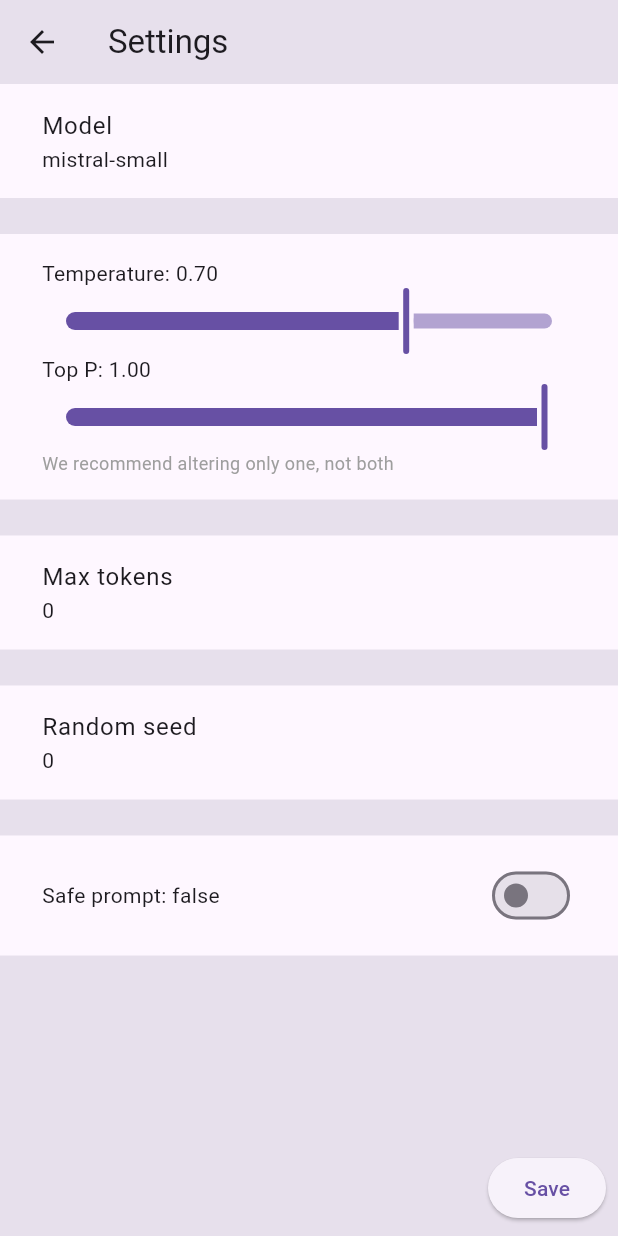
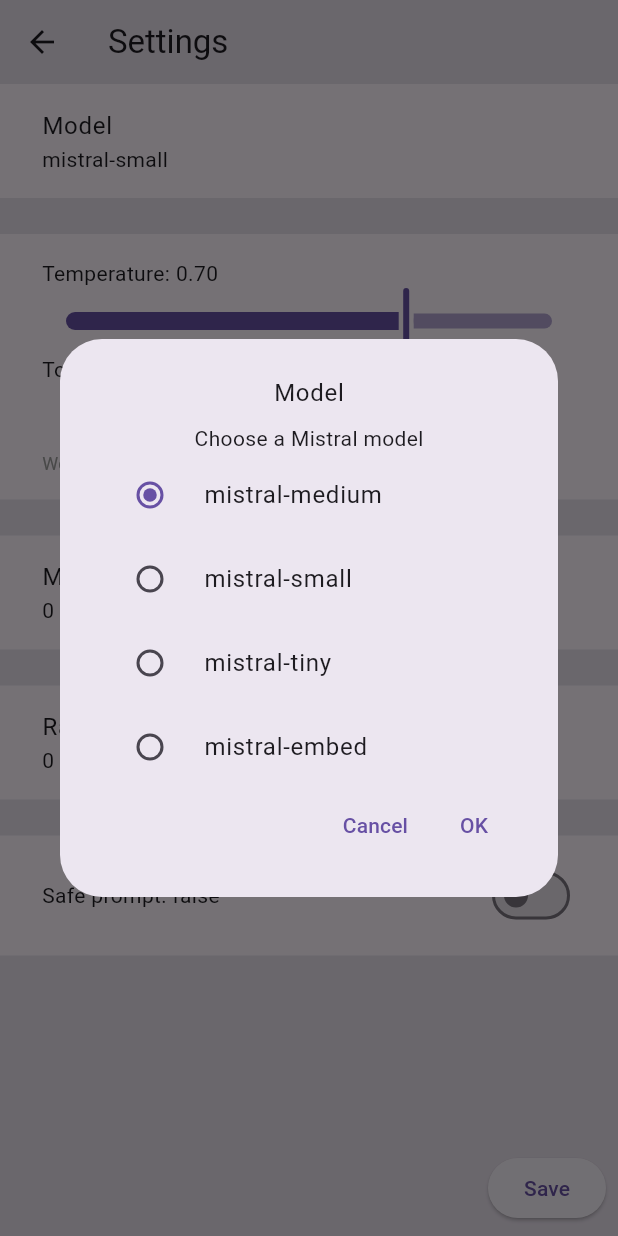
Before and after one commit to nomtek/flutter_ai_examples, a Flutter app: the SettingsWidget screen opened directly with empty values, after a tap on "Model", on a phone screen of 412 x 824 dp. Run offline on Flutter 3.47's test engine with Material 3 defaults, Android fonts, the phone set to English and light mode, and no system bars; our stand-ins replace go_router; missing offline and left inert: langchain, mistralai_client_dart; key blocks and very long unbroken strings in the code were emptied for the run.

Commit message:
DIalog WIP

```diff
--- a/lib/mistral_ai_summary_example/custom_slider.dart
+++ b/lib/mistral_ai_summary_example/custom_slider.dart
@@ -52,7 +52,7 @@ class CustomThumb extends SliderComponentShape {
 
   @override
   Size getPreferredSize(bool isEnabled, bool isDiscrete) {
-    return Size(thumbWidth, thumbHeight);
+    return Size(thumbWidth + space * 2, thumbHeight);
   }
 
   @override
--- /dev/null
+++ b/lib/mistral_ai_summary_example/settings_dialog.dart
@@ -0,0 +1,53 @@
+import 'package:flutter/material.dart';
+
+class SettingsDialog extends StatelessWidget {
+  const SettingsDialog({
+    required this.title,
+    required this.description,
+    required this.child,
+    required this.onSettingChanged,
+    super.key,
+  });
+
+  final String title;
+  final String description;
+  final Widget child;
+  final VoidCallback onSettingChanged;
+
+  @override
+  Widget build(BuildContext context) {
+    return Dialog(
+      child: Padding(
+        padding: const EdgeInsets.all(24),
+        child: Column(
+          mainAxisSize: MainAxisSize.min,
+          children: [
+            Text(
+              title,
+              style: Theme.of(context).textTheme.bodyLarge,
+            ),
+            const SizedBox(height: 8),
+            Text(
+              description,
+              style: Theme.of(context).textTheme.bodyMedium,
+            ),
+            child,
+            Row(
+              mainAxisAlignment: MainAxisAlignment.end,
+              children: [
+                TextButton(
+                  onPressed: onSettingChanged,
+                  child: const Text('Cancel'),
+                ),
+                TextButton(
+                  onPressed: onSettingChanged,
+                  child: const Text('OK'),
+                ),
+              ],
+            ),
+          ],
+        ),
+      ),
+    );
+  }
+}
--- a/lib/mistral_ai_summary_example/summary_settings_page.dart
+++ b/lib/mistral_ai_summary_example/summary_settings_page.dart
@@ -1,6 +1,7 @@
 import 'package:flutter/material.dart';
 import 'package:mistral_ai_chat_example_app/mistral_ai_summary_example/custom_slider.dart';
 import 'package:mistral_ai_chat_example_app/mistral_ai_summary_example/model.dart';
+import 'package:mistral_ai_chat_example_app/mistral_ai_summary_example/settings_dialog.dart';
 
 class SettingsWidget extends StatefulWidget {
   const SettingsWidget({
@@ -94,7 +95,7 @@ class _SettingsWidgetState extends State<SettingsWidget> {
   }
 }
 
-class ModelSettingWidget extends StatelessWidget {
+class ModelSettingWidget extends StatefulWidget {
   const ModelSettingWidget({
     required this.summarySettings,
     super.key,
@@ -103,11 +104,45 @@ class ModelSettingWidget extends StatelessWidget {
   final SummarySettings summarySettings;
 
   @override
+  State<ModelSettingWidget> createState() => _ModelSettingWidgetState();
+}
+
+class _ModelSettingWidgetState extends State<ModelSettingWidget> {
+  final selectedModel = MistralAIModel.mistralMedium;
+
+  @override
   Widget build(BuildContext context) {
     return ClickableSettingsItem(
       settingName: 'Model',
-      settingValue: summarySettings.model.name,
-      onTap: () {},
+      settingValue: widget.summarySettings.model.name,
+      onTap: () {
+        showDialog<void>(
+          context: context,
+          builder: (context) {
+            return SettingsDialog(
+              title: 'Model',
+              description: 'Choose a Mistral model',
+              child: Column(
+                children: MistralAIModel.values
+                    .map(
+                      (model) => RadioListTile<MistralAIModel>(
+                        title: Text(model.name),
+                        value: model,
+                        groupValue: selectedModel,
+                        onChanged: (value) {
+                          setState(() {
+                            widget.summarySettings.model = value!;
+                          });
+                        },
+                      ),
+                    )
+                    .toList(),
+              ),
+              onSettingChanged: () {},
+            );
+          },
+        );
+      },
     );
   }
 }
```
